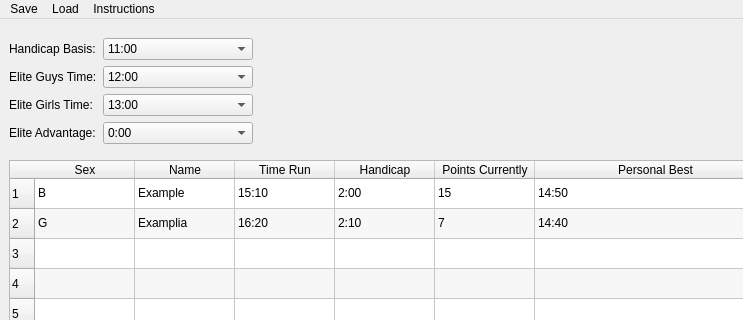
drybones37/PyQt5, file prcalcU.ui: the form before one commit; both pictures show x 0 to 743 and y 0 to 320 of the 743 by 558 pixel window.
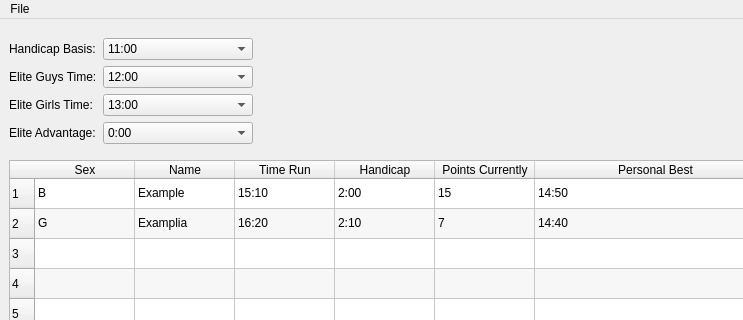
The form after the commit.

Commit message: Made the table save and load the data I saved

```diff
--- a/prcalcU.ui
+++ b/prcalcU.ui
@@ -1617,24 +1617,15 @@
      <height>24</height>
     </rect>
    </property>
-   <widget class="QMenu" name="menuSave">
+   <property name="nativeMenuBar">
+    <bool>true</bool>
+   </property>
+   <widget class="QMenu" name="File">
     <property name="title">
-     <string>Save</string>
+     <string>File</string>
     </property>
    </widget>
-   <widget class="QMenu" name="menuLoad">
-    <property name="title">
-     <string>Load</string>
-    </property>
-   </widget>
-   <widget class="QMenu" name="menuInstructions">
-    <property name="title">
-     <string>Instructions</string>
-    </property>
-   </widget>
-   <addaction name="menuSave"/>
-   <addaction name="menuLoad"/>
-   <addaction name="menuInstructions"/>
+   <addaction name="File"/>
   </widget>
   <widget class="QStatusBar" name="statusbar"/>
  </widget>
```
Left out of the diff: 19 changed lines with no effect on the pictures. The commit also changes 6 other files.
